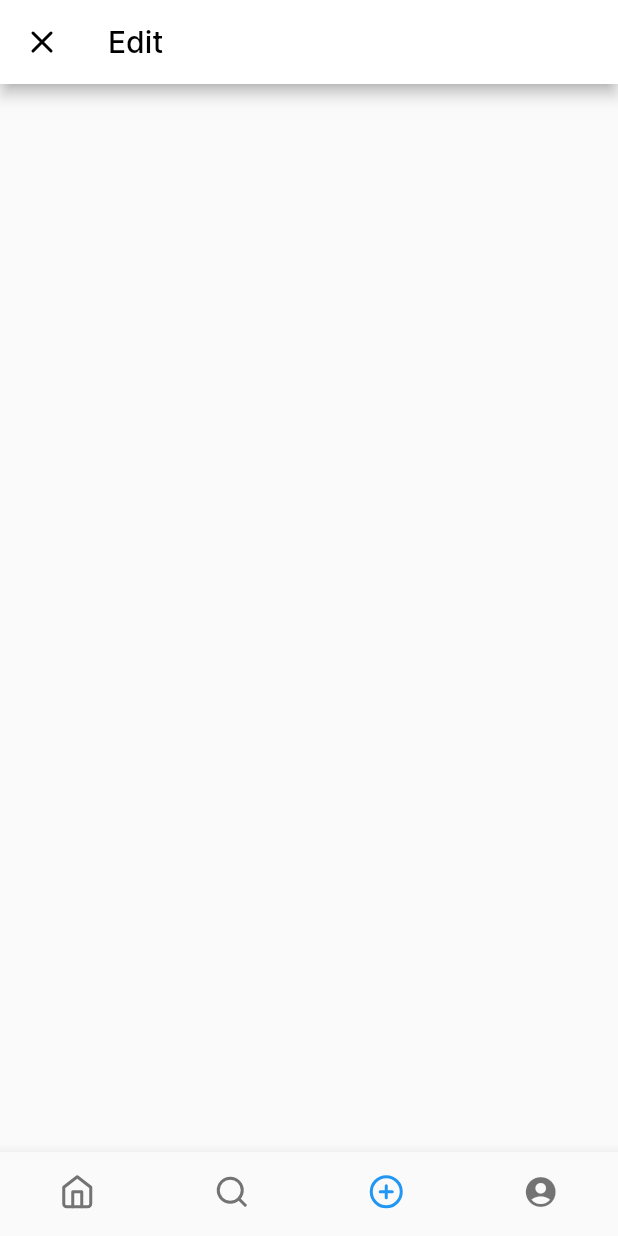
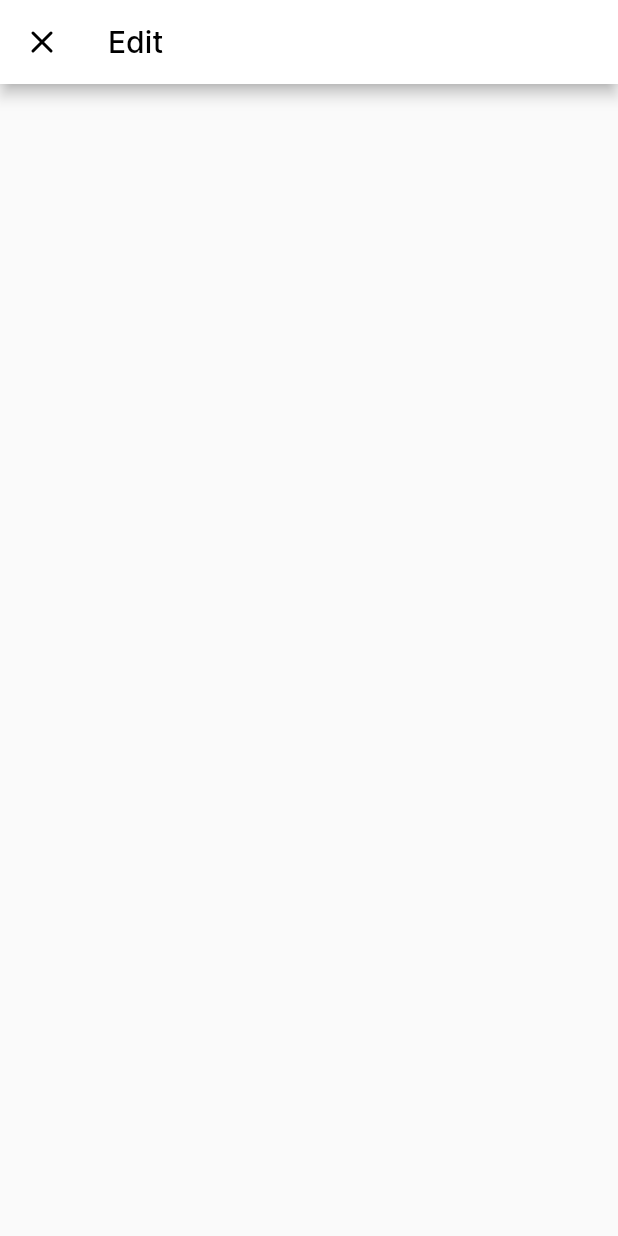
Before and after one commit to manohar9600/meme-creator, a Flutter app: the screen it shows after launch, item 3 of the bottom bar chosen, on a phone screen of 412 x 824 dp. Run offline on Flutter 3.47's test engine with Material 2 defaults, Android fonts, the phone set to English and light mode, and no system bars; our stand-ins replace flutter_feather_icons.

Commit message:
navigation set

```diff
--- a/lib/main.dart
+++ b/lib/main.dart
@@ -1,42 +1,44 @@
 import 'package:flutter/material.dart';
-import "package:flutter_feather_icons/flutter_feather_icons.dart";
 import 'widgets/navigation_bar.dart';
+import 'pages/add_page.dart';
+import 'pages/home.dart';
+import 'animations/slide_page_route.dart';
 
 void main() => runApp(MyApp());
 
-class MyApp extends StatefulWidget {
+class MyApp extends StatelessWidget {
   @override
-  _MyApp createState() => _MyApp();
+  Widget build(BuildContext context) {
+    return MaterialApp(
+      title: "Startup Name Generator",
+      home: MainScreen(),
+      theme: ThemeData(fontFamily: 'Inter'),
+    );
+  }
 }
 
-class _MyApp extends State<MyApp> {
+class MainScreen extends StatefulWidget {
+  @override
+  _MainScreen createState() => _MainScreen();
+}
+
+class _MainScreen extends State<MainScreen> {
   int _currentIndex = 0;
-  bool _showAppBar = true;
   List<Widget> tabs;
 
-  _MyApp() {
+  _MainScreen() {
     this.tabs = getTabs();
   }
 
   @override
   Widget build(BuildContext context) {
-    return MaterialApp(
-      title: "Startup Name Generator",
-      home: Scaffold(
-        appBar: _showAppBar
-            ? AppBar(
-                title: Text("MeMe Maker"),
-              )
-            : PreferredSize(
-                child: Container(),
-                preferredSize: Size(0.0, 0.0),
-              ),
+    return Scaffold(
+        appBar: AppBar(
+          title: Text("MeMe Maker"),
+        ),
         body: tabs[_currentIndex],
         bottomNavigationBar: NavigationBar(
-            currentIndex: _currentIndex, changeMainView: _updateMainScreen),
-      ),
-      theme: ThemeData(fontFamily: 'Inter'),
-    );
+            currentIndex: _currentIndex, changeMainView: _updateMainScreen));
   }
 
   List<Widget> getTabs() {
@@ -45,14 +47,7 @@ class _MyApp extends State<MyApp> {
       Center(
         child: Text("Search"),
       ),
-      AddScreen(
-        onClose: () {
-          setState(() {
-            _showAppBar = true;
-            _currentIndex = 0;
-          });
-        },
-      ),
+      Text("Edit screen"),
       Center(
         child: Text("Profile34we"),
       )
@@ -62,52 +57,23 @@ class _MyApp extends State<MyApp> {
 
   void _updateMainScreen(int index) {
     setState(() {
-      _currentIndex = index;
       if (index == 2) {
-        _showAppBar = false;
+        // add routing logic
+        Navigator.push(context, SlidePageRoute(widget: _getAddScreenWidget()));
+      } else {
+        _currentIndex = index;
       }
     });
   }
-}
 
-class Home extends StatefulWidget {
-  @override
-  _Home createState() => _Home();
-}
-
-class _Home extends State<Home> {
-  @override
-  Widget build(BuildContext context) {
-    return Text("Home123");
-  }
-}
-
-class AddScreen extends StatefulWidget {
-  final Function() onClose;
-  AddScreen({@required this.onClose});
-  @override
-  _AddScreen createState() => _AddScreen(this.onClose);
-}
-
-class _AddScreen extends State<AddScreen> {
-  final Function() onClose;
-  _AddScreen(this.onClose);
-  @override
-  Widget build(BuildContext context) {
-    return Scaffold(
-      appBar: AppBar(
-        backgroundColor: Colors.white,
-        leading: IconButton(
-          icon: Icon(FeatherIcons.x, color: Colors.black),
-          onPressed: () {
-            onClose();
-          },
-        ),
-        title: Text("Edit", style: TextStyle(color: Colors.black)),
-        // actions: <Widget>[
-        //   IconButton(icon: Icon(FeatherIcons.arrowRight, color: Colors.black)),
-        // ],
-      ),
+  Widget _getAddScreenWidget() {
+    return AddScreen(
+      onClose: () {
+        setState(() {
+          _currentIndex = 0;
+          // add routing logic
+        });
+      },
     );
   }
 }
--- /dev/null
+++ b/lib/pages/add_page.dart
@@ -0,0 +1,36 @@
+import 'package:flutter/material.dart';
+import "package:flutter_feather_icons/flutter_feather_icons.dart";
+
+class AddScreen extends StatefulWidget {
+  final Function() onClose;
+  AddScreen({@required this.onClose});
+  @override
+  _AddScreen createState() => _AddScreen(this.onClose);
+}
+
+class _AddScreen extends State<AddScreen> {
+  final Function() onClose;
+  _AddScreen(this.onClose);
+  @override
+  Widget build(BuildContext context) {
+    return Scaffold(
+      appBar: AppBar(
+        backgroundColor: Colors.white,
+        leading: IconButton(
+          icon: Icon(FeatherIcons.x, color: Colors.black),
+          onPressed: () {
+            returnToMainScreen(context);
+          },
+        ),
+        title: Text("Edit", style: TextStyle(color: Colors.black)),
+        // actions: <Widget>[
+        //   IconButton(icon: Icon(FeatherIcons.arrowRight, color: Colors.black)),
+        // ],
+      ),
+    );
+  }
+
+  void returnToMainScreen(BuildContext context) {
+    Navigator.pop(context, true);
+  }
+}
```
Also changed, not shown: lib/animations/slide_page_route.dart (added, +30 -0 lines), lib/pages/home.dart (added, +13 -0 lines).
